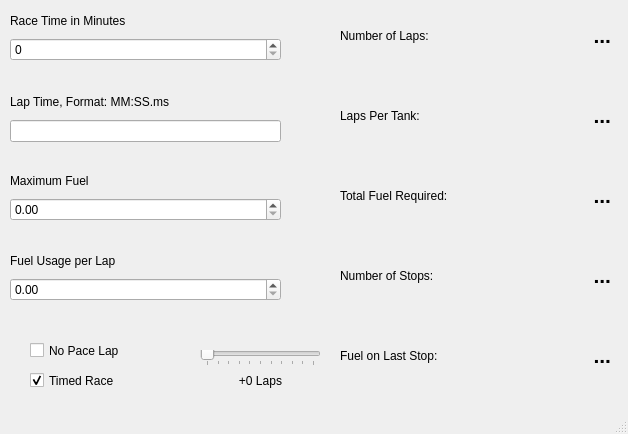
This is MainWindow.ui in redstoneruin/REALFriendsFuelCalculator as Qt 5 draws it before an edit. The edited form follows.
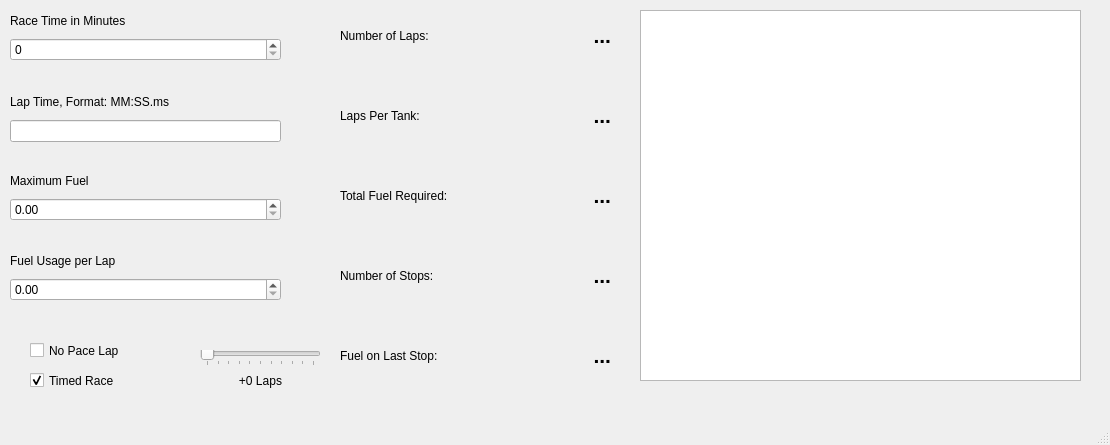
This is the edited form.

Commit message: Setting up telemetry thread and printing to text area

```diff
--- a/MainWindow.ui
+++ b/MainWindow.ui
@@ -6,8 +6,8 @@
    <rect>
     <x>0</x>
     <y>0</y>
-    <width>628</width>
-    <height>434</height>
+    <width>1110</width>
+    <height>445</height>
    </rect>
   </property>
   <property name="windowTitle">
@@ -468,6 +468,16 @@
      <set>Qt::AlignCenter</set>
     </property>
    </widget>
+   <widget class="QTextBrowser" name="telemTextArea">
+    <property name="geometry">
+     <rect>
+      <x>640</x>
+      <y>10</y>
+      <width>441</width>
+      <height>371</height>
+     </rect>
+    </property>
+   </widget>
   </widget>
   <widget class="QMenuBar" name="menubar">
    <property name="geometry">
```
Left out of the diff: 2 changed lines with no effect on the pictures. The commit also changes 5 other files.
